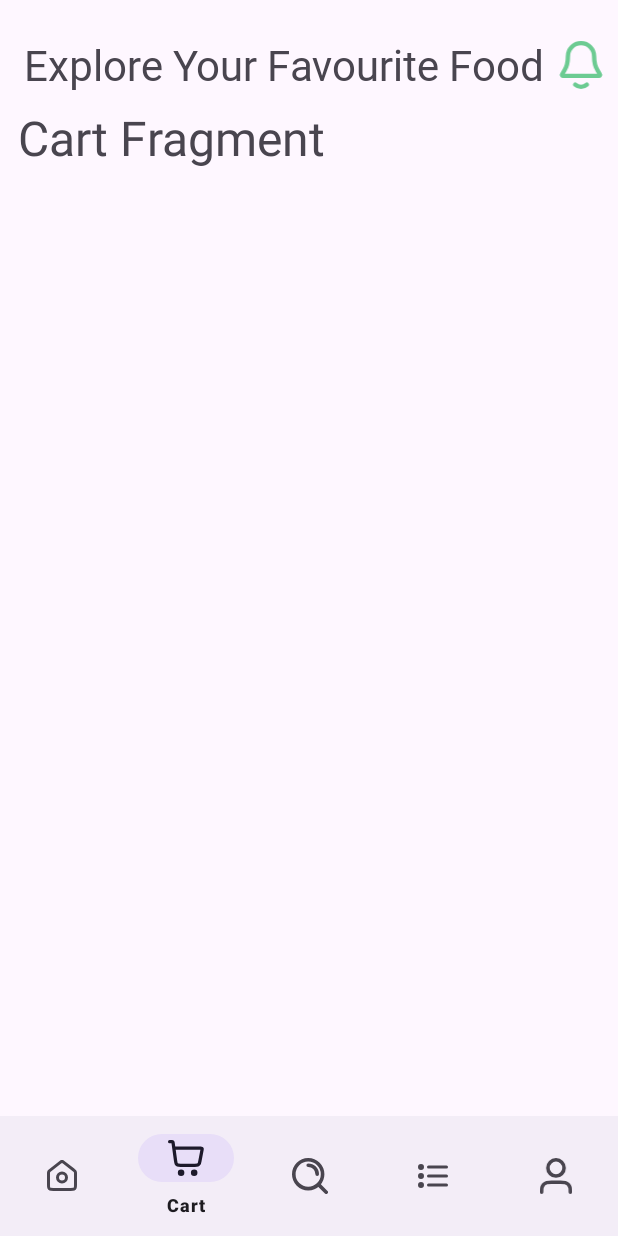
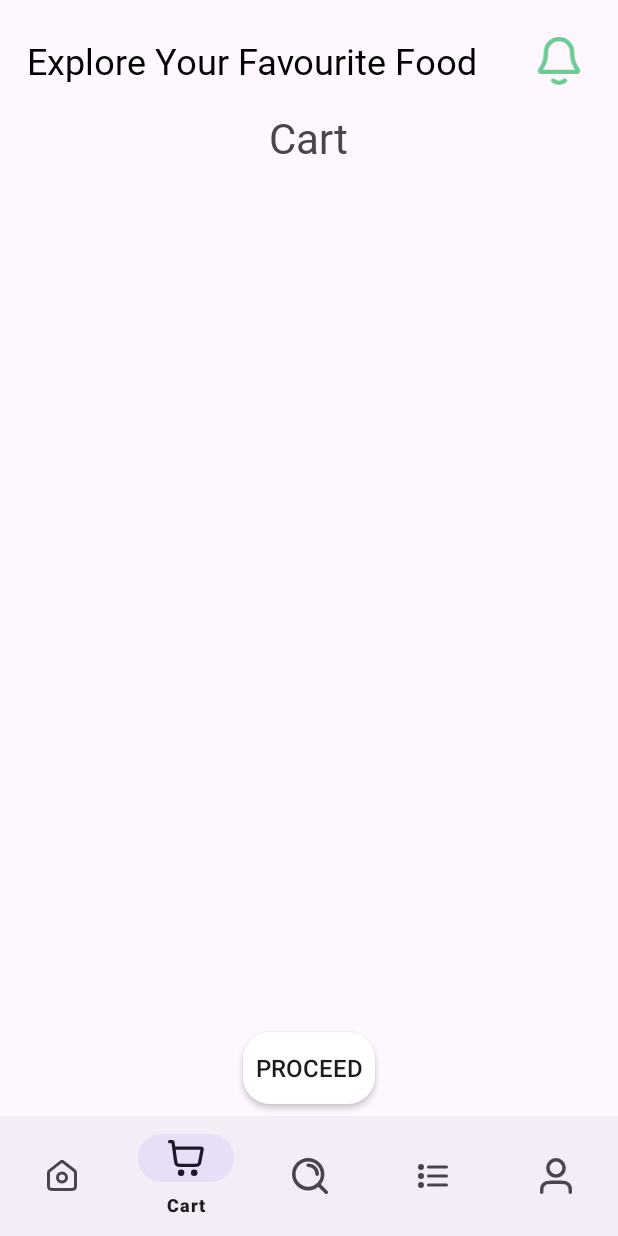
Before and after one commit to Vikas9kumargupta/The-Foodies, an Android app: the CartFragment screen opened through its navigation route, on a phone screen of 412 x 824 dp. Run offline under Robolectric (Android 15) with nearby library versions, the phone set to English and light mode, and no system bars; our stand-ins replace navigation-ui; 9 statements that could not run were skipped.

Commit message:
Home Fragment

```diff
--- a/app/src/main/java/com/example/myapplication/Fragment/HomeFragment.kt
+++ b/app/src/main/java/com/example/myapplication/Fragment/HomeFragment.kt
@@ -6,11 +6,16 @@ import android.view.LayoutInflater
 import android.view.View
 import android.view.ViewGroup
 import android.widget.Toast
+import androidx.recyclerview.widget.LinearLayoutManager
+import com.denzcoskun.imageslider.constants.ScaleTypes
+import com.denzcoskun.imageslider.interfaces.ItemClickListener
+import com.denzcoskun.imageslider.models.SlideModel
 //import com.denzcoskun.imageslider.constants.ScaleTypes
 //import com.denzcoskun.imageslider.interfaces.ItemChangeListener
 //import com.denzcoskun.imageslider.interfaces.ItemClickListener
 //import com.denzcoskun.imageslider.models.SlideModel
 import com.example.myapplication.R
+import com.example.myapplication.adapter.PopularAdapter
 import com.example.myapplication.databinding.FragmentHomeBinding
 
 class HomeFragment : Fragment() {
@@ -18,12 +23,8 @@ class HomeFragment : Fragment() {
 
     override fun onCreate(savedInstanceState: Bundle?) {
         super.onCreate(savedInstanceState)
-
     }
-    override fun onCreateView(
-        inflater: LayoutInflater, container: ViewGroup?,
-        savedInstanceState: Bundle?
-    ): View {
+    override fun onCreateView(inflater: LayoutInflater, container: ViewGroup?, savedInstanceState: Bundle?): View {
         binding = FragmentHomeBinding.inflate(layoutInflater,container,false)
         return binding.root
     }
@@ -31,16 +32,36 @@ class HomeFragment : Fragment() {
     override fun onViewCreated(view: View, savedInstanceState: Bundle?) {
         super.onViewCreated(view, savedInstanceState)
 
-//        val imageList = ArrayList<SlideModel>()
-//        imageList.add(SlideModel(R.drawable.banner1, ScaleTypes.FIT))
-//        imageList.add(SlideModel(R.drawable.banner2, ScaleTypes.FIT))
-//        imageList.add(SlideModel(R.drawable.banner3, ScaleTypes.FIT))
-//
-//        val imageSlider = binding.imageSlider
-//        imageSlider.setImageList(imageList)
-//        imageSlider.setImageList(imageList, ScaleTypes.FIT)
+        val imageList = ArrayList<SlideModel>()
+        imageList.add(SlideModel(R.drawable.banner1, ScaleTypes.FIT))
+        imageList.add(SlideModel(R.drawable.banner2, ScaleTypes.FIT))
+        imageList.add(SlideModel(R.drawable.banner3, ScaleTypes.FIT))
+        imageList.add(SlideModel(R.drawable.banner4,ScaleTypes.FIT))
+        imageList.add(SlideModel(R.drawable.banner5,ScaleTypes.FIT))
 
-//
+        val imageSlider = binding.imageSlider
+        imageSlider.setImageList(imageList)
+        imageSlider.setImageList(imageList, ScaleTypes.FIT)
+
+        imageSlider.setItemClickListener(object : ItemClickListener{
+            override fun doubleClick(position: Int) {
+
+            }
+
+            override fun onItemSelected(position: Int) {
+                val itemPosition = imageList[position]
+                val itemMessage="Selected Image $position"
+                Toast.makeText(requireContext(),itemMessage,Toast.LENGTH_SHORT).show()
+            }
+        })
+
+        val foodName = listOf("Veg Roll","Salad","Ice-Cream","Dal-Makhani","Pasta","Burger","Fruit-Salad")
+        val foodPrice = listOf("$6","$6","$10","$3","$8","$6","$8")
+        val foodImage = listOf(R.drawable.menu1,R.drawable.menu2,R.drawable.menu3,R.drawable.menu4, R.drawable.menu5,R.drawable.menu6,R.drawable.menu7)
+        val adapter = PopularAdapter(foodName,foodPrice,foodImage)
+        binding.popularRV.layoutManager = LinearLayoutManager(requireContext())
+        binding.popularRV.adapter = adapter
+
     }
 
 }
--- /dev/null
+++ b/app/src/main/java/com/example/myapplication/adapter/PopularAdapter.kt
@@ -0,0 +1,35 @@
+package com.example.myapplication.adapter
+
+import android.view.LayoutInflater
+import android.view.ViewGroup
+import androidx.recyclerview.widget.RecyclerView
+import com.example.myapplication.databinding.ActivityMainBinding
+import com.example.myapplication.databinding.PopularItemBinding
+
+class PopularAdapter(private val items: List<String>,private val price: List<String>, private val image:List<Int>) : RecyclerView.Adapter<PopularAdapter.PopularViewHolder>() {
+
+    override fun onCreateViewHolder(parent: ViewGroup, viewType: Int): PopularViewHolder {
+        return PopularViewHolder(PopularItemBinding.inflate(LayoutInflater.from(parent.context),parent,false))
+    }
+
+    override fun getItemCount(): Int {
+        return items.size
+    }
+
+    override fun onBindViewHolder(holder: PopularViewHolder, position: Int) {
+        val item = items[position]
+        val images = image[position]
+        val price = price[position]
+        holder.bind(item,images,price)
+    }
+
+    class PopularViewHolder (private val binding: PopularItemBinding) : RecyclerView.ViewHolder(binding.root){
+        private val imageView = binding.popularFoodImage
+        fun bind(item: String, images: Int, price : String) {
+            binding.foodNamePopular.text = item
+            binding.pricePopular.text = price
+            imageView.setImageResource(images)
+        }
+
+    }
+}
--- a/app/src/main/res/layout/activity_login.xml
+++ b/app/src/main/res/layout/activity_login.xml
@@ -148,7 +148,7 @@
         android:id="@+id/loginButton"
         android:layout_width="152dp"
         android:layout_height="57dp"
-        android:layout_marginTop="10dp"
+        android:layout_marginTop="14dp"
         android:background="@drawable/greenbuttongradient"
         android:fontFamily="@font/lato"
         android:text="Login"
--- a/app/src/main/res/layout/activity_main.xml
+++ b/app/src/main/res/layout/activity_main.xml
@@ -21,11 +21,12 @@
         android:id="@+id/text3"
         android:layout_width="wrap_content"
         android:layout_height="wrap_content"
-        android:layout_marginStart="16sp"
+        android:textColor="@color/black"
+        android:layout_marginStart="18sp"
         android:layout_marginTop="24dp"
         android:fontFamily="@font/yeonsung"
         android:text="Explore Your Favourite Food"
-        android:textSize="28sp"
+        android:textSize="24sp"
         app:layout_constraintStart_toStartOf="parent"
         app:layout_constraintTop_toTopOf="parent" />
 
@@ -33,6 +34,7 @@
         android:id="@+id/imageButton2"
         android:layout_width="32sp"
         android:layout_height="32sp"
+        android:layout_marginStart="14dp"
         app:layout_constraintBottom_toBottomOf="@+id/text3"
         app:layout_constraintEnd_toEndOf="parent"
         app:layout_constraintStart_toEndOf="@+id/text3"
@@ -45,7 +47,7 @@
         android:layout_width="0dp"
         android:layout_height="0dp"
         android:layout_marginTop="8dp"
-        android:layout_marginHorizontal="12dp"
+        android:layout_marginHorizontal="2dp"
         app:defaultNavHost="true"
         app:layout_constraintBottom_toTopOf="@+id/bottomNavigationView"
         app:layout_constraintEnd_toEndOf="parent"
--- a/app/src/main/res/layout/fragment_cart.xml
+++ b/app/src/main/res/layout/fragment_cart.xml
@@ -1,15 +1,45 @@
 <?xml version="1.0" encoding="utf-8"?>
-<FrameLayout xmlns:android="http://schemas.android.com/apk/res/android"
+<androidx.constraintlayout.widget.ConstraintLayout
+    xmlns:android="http://schemas.android.com/apk/res/android"
+    xmlns:app="http://schemas.android.com/apk/res-auto"
     xmlns:tools="http://schemas.android.com/tools"
     android:layout_width="match_parent"
     android:layout_height="match_parent"
     tools:context=".Fragment.CartFragment">
 
-    <!-- TODO: Update blank fragment layout -->
     <TextView
+        android:id="@+id/textView10"
+        android:layout_width="wrap_content"
+        android:layout_height="wrap_content"
+        android:layout_marginTop="8dp"
+        android:fontFamily="@font/yeonsung"
+        android:text="Cart"
+        android:textSize="28sp"
+        app:layout_constraintEnd_toEndOf="parent"
+        app:layout_constraintStart_toStartOf="parent"
+        app:layout_constraintTop_toTopOf="parent" />
+
+    <androidx.recyclerview.widget.RecyclerView
         android:layout_width="match_parent"
-        android:layout_height="match_parent"
-        android:textSize="32sp"
-        android:text="Cart Fragment" />
+        android:layout_height="wrap_content"
+        android:layout_marginTop="8dp"
+        android:layout_marginBottom="12dp"
+        app:layout_constraintBottom_toTopOf="@+id/button"
+        app:layout_constraintEnd_toEndOf="parent"
+        app:layout_constraintStart_toStartOf="parent"
+        app:layout_constraintTop_toBottomOf="@+id/textView10" />
 
-</FrameLayout>
+    <androidx.appcompat.widget.AppCompatButton
+        android:id="@+id/button"
+        android:layout_width="wrap_content"
+        android:layout_height="wrap_content"
+        android:layout_marginBottom="8dp"
+        android:text="Proceed"
+        android:textSize="16sp"
+        android:background="@drawable/white_button"
+        app:layout_constraintBottom_toBottomOf="parent"
+        app:layout_constraintEnd_toEndOf="parent"
+        app:layout_constraintStart_toStartOf="parent" />
+
+
+</androidx.constraintlayout.widget.ConstraintLayout>
--- a/app/src/main/res/values/strings.xml
+++ b/app/src/main/res/values/strings.xml
@@ -4,4 +4,8 @@
     <string name="explore_your_favourite_food">Explore Your Favourite Food</string>
     <!-- TODO: Remove or change this placeholder text -->
     <string name="hello_blank_fragment">Hello blank fragment</string>
+    <string name="view_menu">View Menu</string>
+    <string name="add_to_cart">Add To Cart</string>
+    <string name="food_name">Food Name</string>
+    <string name="_5">$5</string>
 </resources>
```
Also changed, not shown: app/src/main/AndroidManifest.xml (+4 -4 lines), app/src/main/res/drawable/addtocartshape.xml (added, +8 -0 lines), app/src/main/res/layout/cartitem.xml (added, +54 -0 lines), app/src/main/res/layout/fragment_home.xml (+12 -9 lines), app/src/main/res/layout/popular_item.xml (added, +80 -0 lines), app/src/main/res/drawable/banner4.png, app/src/main/res/drawable/menu6.jpg.
